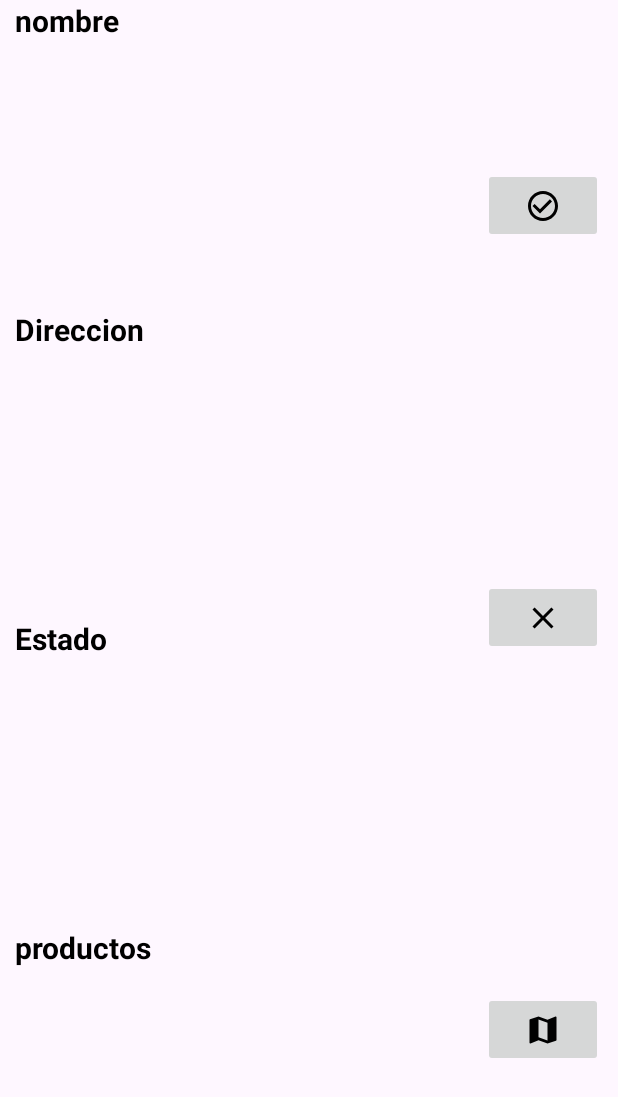
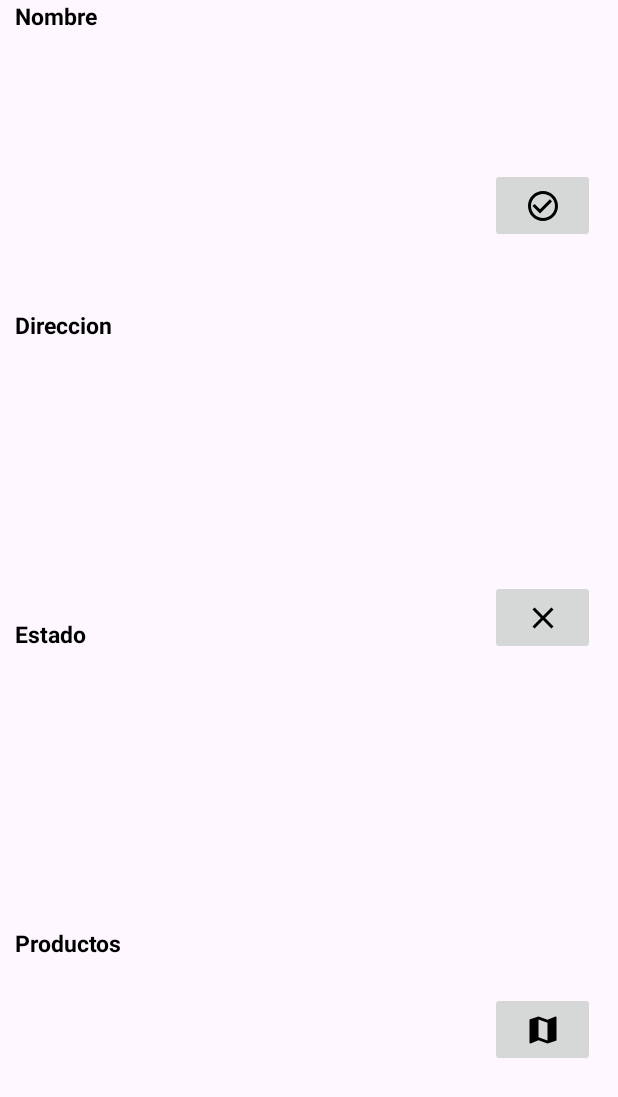
Before and after one commit to Zedn1/DulceMar, an Android app: the layout listview_repartidores.xml on its own in the app's theme, with its tools: preview values and no code run, on a phone screen of 412 x 824 dp. Shown: the top 1097 px of the screen. Run offline under Robolectric (Android 15) with nearby library versions, the phone set to English and light mode, and no system bars.

Commit message:
listviews de encargados y repartidores con tamaño reducido

```diff
--- a/app/src/main/res/layout/listview_repartidores.xml
+++ b/app/src/main/res/layout/listview_repartidores.xml
@@ -27,8 +27,8 @@
                         android:id="@+id/nombrePedidoRepartidor"
                         android:layout_width="match_parent"
                         android:layout_height="match_parent"
-                        android:text="nombre"
-                        android:textSize="20sp"
+                        android:text="Nombre"
+                        android:textSize="15sp"
                         android:textStyle="bold"
                         android:textColor="@color/black">
                     </TextView>
@@ -43,7 +43,7 @@
                         android:layout_width="match_parent"
                         android:layout_height="match_parent"
                         android:text="Direccion"
-                        android:textSize="20sp"
+                        android:textSize="15sp"
                         android:textStyle="bold"
                         android:textColor="@color/black">
                     </TextView>
@@ -58,7 +58,7 @@
                         android:layout_width="match_parent"
                         android:layout_height="match_parent"
                         android:text="Estado"
-                        android:textSize="20sp"
+                        android:textSize="15sp"
                         android:textStyle="bold"
                         android:textColor="@color/black">
                     </TextView>
@@ -72,8 +72,8 @@
                         android:id="@+id/productosPedidoRepartidor"
                         android:layout_width="match_parent"
                         android:layout_height="match_parent"
-                        android:text="productos"
-                        android:textSize="20sp"
+                        android:text="Productos"
+                        android:textSize="15sp"
                         android:textStyle="bold"
                         android:textColor="@color/black">
                     </TextView>
@@ -98,7 +98,7 @@
 
                         <ImageButton
                             android:id="@+id/AprobarPedidoRepartidor"
-                            android:layout_width="80dp"
+                            android:layout_width="70dp"
                             android:layout_height="50dp"
                             android:layout_centerInParent="true"
                             android:contentDescription="Aceptar Envio"
@@ -117,7 +117,7 @@
                         android:layout_height="match_parent">
                         <ImageButton
                             android:id="@+id/CancelarPedidoRepartidor"
-                            android:layout_width="80dp"
+                            android:layout_width="70dp"
                             android:layout_height="50dp"
                             android:layout_centerInParent="true"
                             android:src="@drawable/rechazo"
@@ -134,7 +134,7 @@
                         android:layout_height="match_parent">
                         <ImageButton
                             android:id="@+id/VerMapaRepartidor"
-                            android:layout_width="80dp"
+                            android:layout_width="70dp"
                             android:layout_height="50dp"
                             android:layout_centerInParent="true"
                             android:src="@drawable/mapa"
```
Also changed, not shown: app/src/main/res/layout/listview_encargados.xml (+8 -8 lines).
